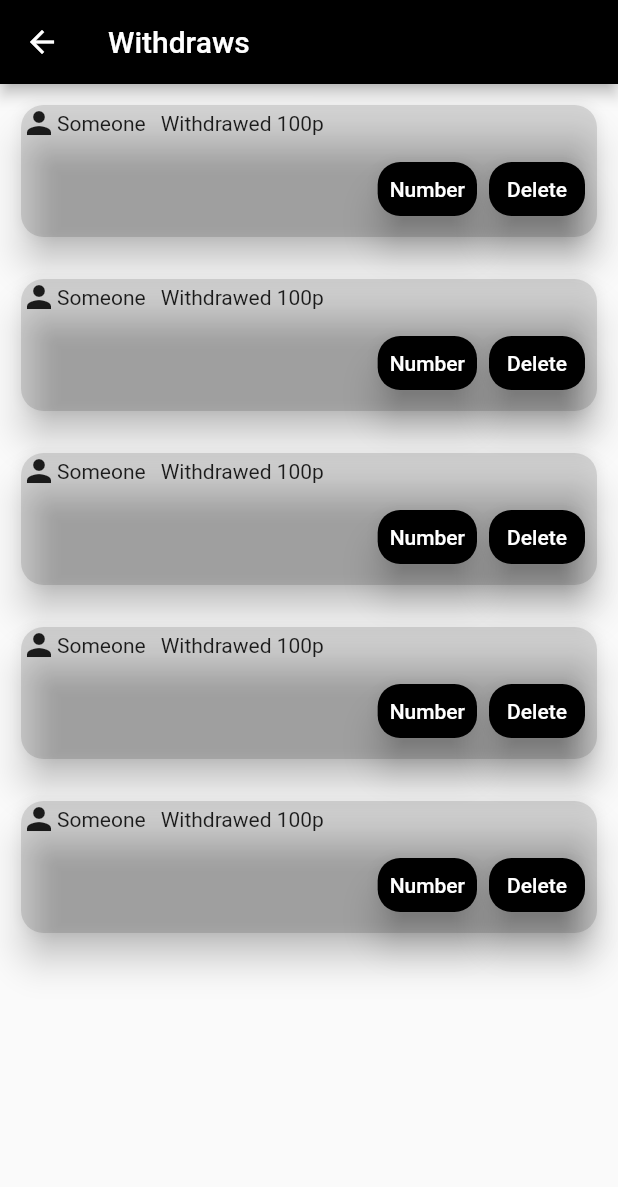
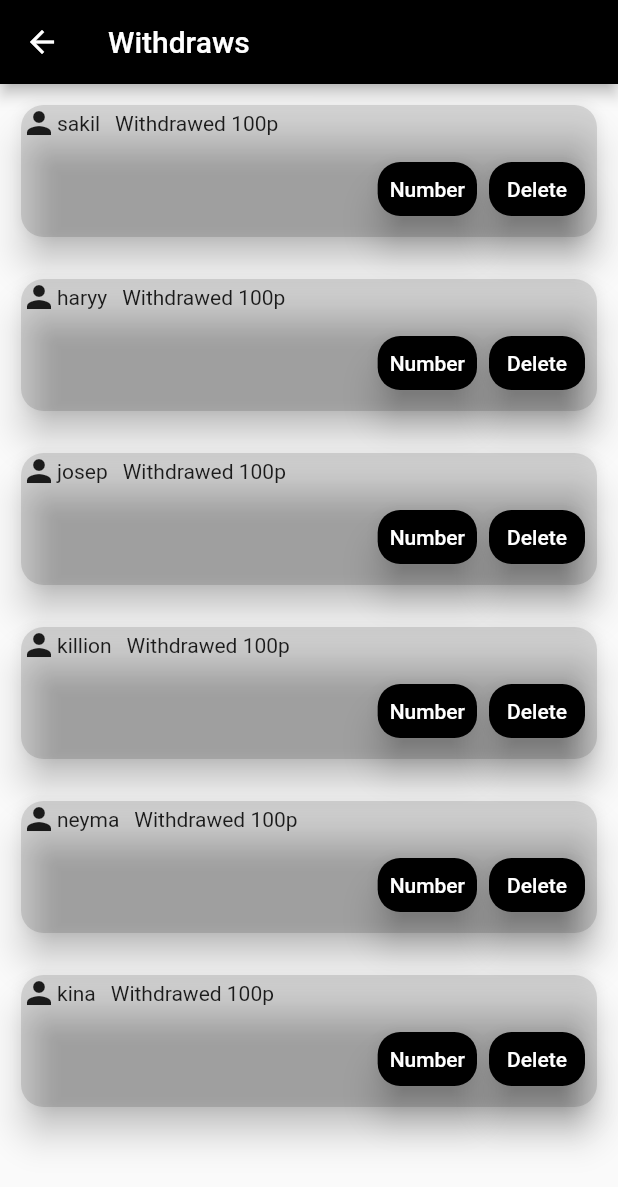
Before and after one commit to sakilbabu/moneybook, a Flutter app: the admin screen opened directly, on a phone screen of 412 x 824 dp. Shown: the top 1187 px of the screen. Run offline on Flutter 3.47's test engine with Material 2 defaults, Android fonts, the phone set to English and light mode, and no system bars.

```diff
--- a/lib/admin.dart
+++ b/lib/admin.dart
@@ -2,6 +2,15 @@ import 'package:flutter/material.dart';
 import 'package:moneybook/drawer.dart';
 
 class admin extends StatelessWidget {
+  int notification = 6;
+  List<String> names = [
+    "sakil",
+    "haryy",
+    "josep",
+    "killion",
+    "neyma",
+    "kina",
+  ];
   @override
   Widget build(BuildContext context) {
     return Scaffold(
@@ -22,7 +31,7 @@ class admin extends StatelessWidget {
         children: [
           Expanded(
             child: ListView.builder(
-              itemCount: 5,
+              itemCount: names.length,
               itemBuilder: (BuildContext context, int index) {
                 return InkWell(
                     onTap: () {},
@@ -43,7 +52,7 @@ class admin extends StatelessWidget {
                                   mainAxisAlignment: MainAxisAlignment.start,
                                   children: [
                                     Icon(Icons.person),
-                                    Text("Someone"),
+                                    Text(names[index]),
                                     SizedBox(width: 10),
                                     Text("Withdrawed 100p"),
                                   ],
```
Also changed, not shown: lib/ballance.dart (+48 -5 lines), lib/log_in.dart (+19 -6 lines).
